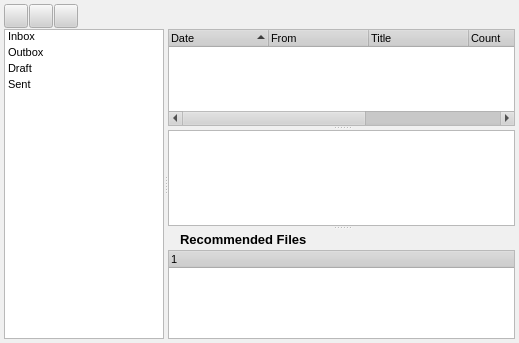
Qt form retroshare-gui/src/gui/MessagesDialog.ui (RetroShare/RetroShare) before a commit.
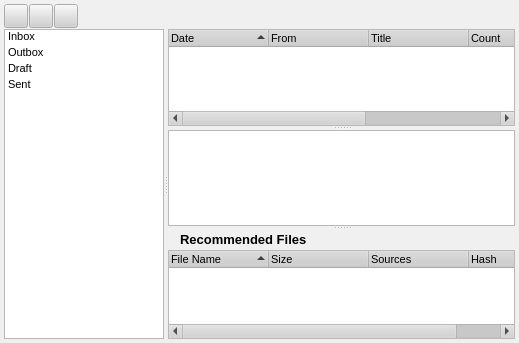
The same form after that commit. Icons and pictures are not drawn.

Commit message: -added systray menu function for can start SMPlayer . -added for MessagesDialog/ New Message Dialog needed items for File Name,Size, Sources if correct?, Hash -added resizesection/resizemode to see the complete Message Timestamp/Date item for MessagesDialog. -added WidgetInformation function for MessengerWindow/New Message Dialog to save the Widget Position and Size.

```diff
--- a/retroshare-gui/src/gui/MessagesDialog.ui
+++ b/retroshare-gui/src/gui/MessagesDialog.ui
@@ -693,6 +693,29 @@
           <property name="contextMenuPolicy" >
            <enum>Qt::CustomContextMenu</enum>
           </property>
+          <property name="sortingEnabled" >
+           <bool>true</bool>
+          </property>
+          <column>
+           <property name="text" >
+            <string>File Name</string>
+           </property>
+          </column>
+          <column>
+           <property name="text" >
+            <string>Size</string>
+           </property>
+          </column>
+          <column>
+           <property name="text" >
+            <string>Sources</string>
+           </property>
+          </column>
+          <column>
+           <property name="text" >
+            <string>Hash</string>
+           </property>
+          </column>
          </widget>
         </item>
         <item row="0" column="0" >
```
The commit also changes 8 other files.
